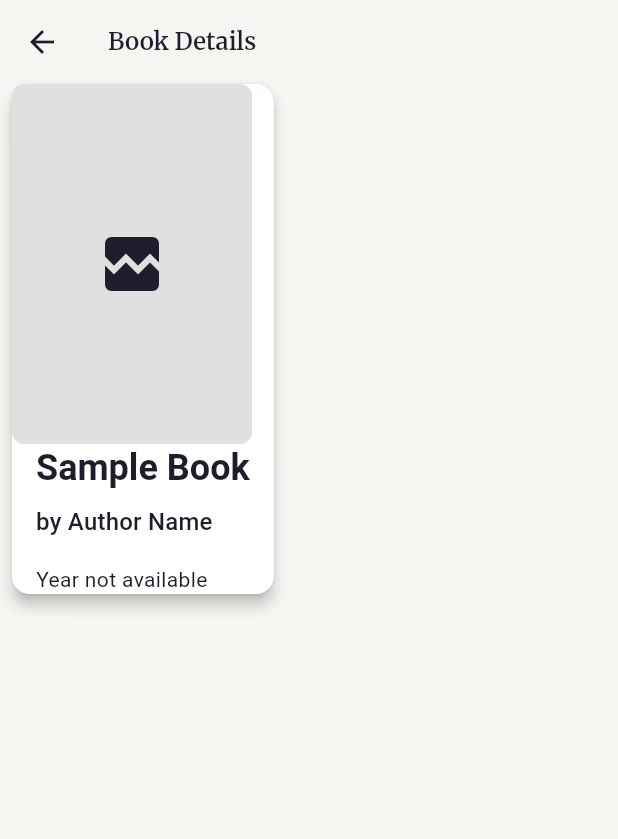
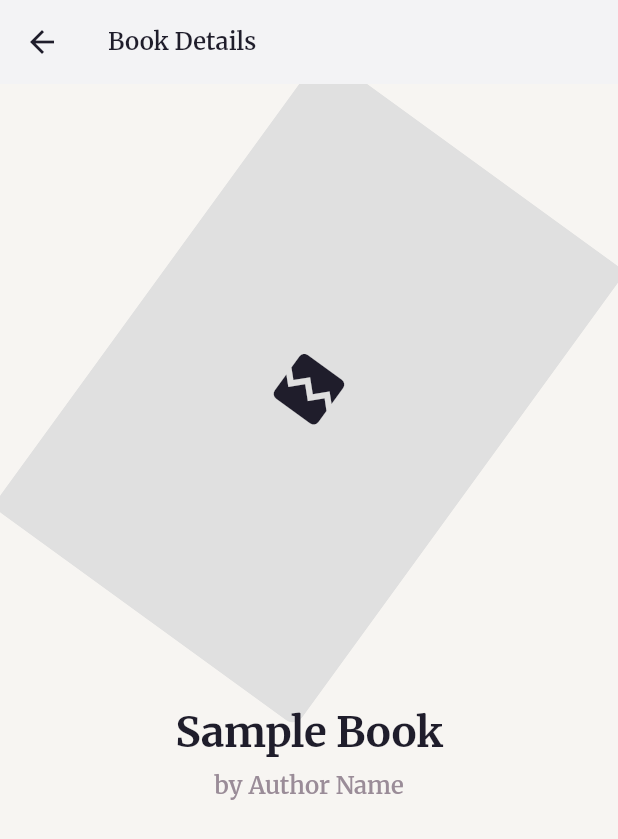
Before and after one commit to flagamail/book_finder, a Flutter app: the screen it shows after launch, after a tap on "Sample Book", on a phone screen of 412 x 824 dp. Shown: the top 839 px of the screen. Run offline on Flutter 3.47's test engine with Material 3 defaults, Android fonts, the phone set to English and light mode, and no system bars; our stand-ins replace equatable, google_fonts, shimmer; network calls fail.

Commit message:
"Refine UI theming: Adjust card elevation, enhance BookListItem visuals with theming compliance, integrate unique Hero animations, and update documentation with streamlined theming guidelines."

```diff
--- a/lib/features/details/presentation/pages/details_page.dart
+++ b/lib/features/details/presentation/pages/details_page.dart
@@ -1,5 +1,6 @@
 import 'package:book_finder/domain/entities/book.dart';
 import 'package:book_finder/features/details/presentation/widgets/animated_cover.dart';
+import 'package:book_finder/presentation/theme/app_theme.dart';
 import 'package:flutter/material.dart';
 
 class DetailsPage extends StatelessWidget {
@@ -8,16 +9,14 @@ class DetailsPage extends StatelessWidget {
 
   @override
   Widget build(BuildContext context) {
+    final theme = Theme.of(context);
     // TODO: Replace with BlocBuilder<DetailsBloc, DetailsState>
     final bool isLoading = false;
     final bool hasError = false;
 
-    return SafeArea(
-      child: Scaffold(
+    return Scaffold(
       appBar: AppBar(
         title: const Text('Book Details'),
-          elevation: 0,
-          backgroundColor: Colors.transparent,
       ),
       body: Builder(
         builder: (context) {
@@ -29,9 +28,9 @@ class DetailsPage extends StatelessWidget {
                 mainAxisAlignment: MainAxisAlignment.center,
                 children: [
                   const Icon(Icons.error_outline, color: Colors.red, size: 48),
-                    const SizedBox(height: 12),
+                  const SizedBox(height: AppTheme.spaceMd),
                   const Text('Failed to load book details.'),
-                    const SizedBox(height: 16),
+                  const SizedBox(height: AppTheme.spaceMd),
                   ElevatedButton.icon(
                     onPressed: () {
                       // TODO: Dispatch retry event
@@ -44,55 +43,45 @@ class DetailsPage extends StatelessWidget {
             );
           } else {
             return SingleChildScrollView(
-                child: Card(
-                  elevation: 4,
-                  margin: EdgeInsetsGeometry.symmetric(horizontal: 8),
-                  shape: RoundedRectangleBorder(
-                    borderRadius: BorderRadius.circular(12),
+              padding: const EdgeInsets.all(AppTheme.spaceMd),
+              child: Column(
+                crossAxisAlignment: CrossAxisAlignment.center,
+                children: [
+                  Center(
+                    child: Hero(
+                      tag: book.id, // Use unique ID for Hero tag
+                      child: AnimatedCover(
+                        imageUrl: book.coverUrl,
+                        size: 250, // Larger cover for details view
                       ),
-                  child: Column(
-                    crossAxisAlignment: CrossAxisAlignment.start,
-                    children: [
-                      AnimatedCover(imageUrl: book.coverUrl),
-
-                    /*  Hero(
-                        tag: book.title,
-                        child: AnimatedCover(imageUrl: book.coverUrl),
-                      ),*/
-                      Padding(
-                        padding: const EdgeInsets.symmetric(horizontal: 16.0),
-                        child: Column(
-                          crossAxisAlignment: CrossAxisAlignment.start,
-                          children: [
+                    ),
+                  ),
+                  const SizedBox(height: AppTheme.spaceLg),
                   Text(
                     book.title,
-                              style: Theme.of(context).textTheme.headlineSmall?.copyWith(
-                                fontWeight: FontWeight.bold,
+                    style: theme.textTheme.displayLarge,
+                    textAlign: TextAlign.center,
                   ),
-                            ),
-                            const SizedBox(height: 8),
+                  const SizedBox(height: AppTheme.spaceSm),
                   Text(
                     'by ${book.author}',
-                              style: Theme.of(context).textTheme.titleMedium,
+                    style: theme.textTheme.titleLarge?.copyWith(
+                      color: theme.colorScheme.secondary,
                     ),
-                            const SizedBox(height: 16),
+                    textAlign: TextAlign.center,
+                  ),
+                  const SizedBox(height: AppTheme.spaceMd),
+                  if (book.year != null)
                     Text(
-                              book.year != null
-                                  ? 'Published in ${book.year}'
-                                  : 'Year not available',
-                              style: Theme.of(context).textTheme.bodyMedium,
+                      'Published in ${book.year}',
+                      style: theme.textTheme.bodyLarge,
                     ),
                 ],
-                        ),
-                      ),
-                    ],
-                  ),
               ),
             );
           }
         },
       ),
-      ),
     );
   }
 }
--- a/lib/features/search/presentation/pages/search_page.dart
+++ b/lib/features/search/presentation/pages/search_page.dart
@@ -55,6 +55,7 @@ class SearchPage extends StatelessWidget {
                     itemBuilder: (context, index) {
                       final book = books[index];
                       return BookListItem(
+                        id: book.id,
                         title: book.title,
                         author: book.author,
                         coverUrl: book.coverUrl,
--- a/lib/features/search/presentation/widgets/book_list_item.dart
+++ b/lib/features/search/presentation/widgets/book_list_item.dart
@@ -1,12 +1,15 @@
 import 'package:flutter/material.dart';
 
 class BookListItem extends StatelessWidget {
+  final String id;
   final String title;
   final String author;
   final String? coverUrl;
   final VoidCallback? onTap;
+
   const BookListItem({
     super.key,
+    required this.id,
     required this.title,
     required this.author,
     this.coverUrl,
@@ -15,16 +18,46 @@ class BookListItem extends StatelessWidget {
 
   @override
   Widget build(BuildContext context) {
-    return ListTile(
-      leading: Hero(
-        tag: title,
-        child: coverUrl != null
-            ? Image.network(coverUrl!, width: 48, height: 72, fit: BoxFit.cover, errorBuilder: (_, __, ___) => const Icon(Icons.book))
-            : const Icon(Icons.book),
+    final theme = Theme.of(context);
+
+    return Card(
+      child: ListTile(
+        leading: Hero(
+          tag: id, // Use unique book ID for the Hero tag
+          child: ClipRRect(
+            borderRadius: BorderRadius.circular(8.0),
+            child: coverUrl != null
+                ? Image.network(
+                    coverUrl!,
+                    width: 64, // as per theme.md
+                    height: 96, // as per theme.md
+                    fit: BoxFit.cover,
+                    errorBuilder: (_, __, ___) => const Icon(Icons.book, size: 48),
+                  )
+                : Container(
+                    width: 64,
+                    height: 96,
+                    color: theme.colorScheme.secondary.withOpacity(0.1),
+                    child: const Icon(Icons.book, size: 48),
+                  ),
+          ),
+        ),
+        title: Text(
+          title,
+          style: theme.textTheme.titleLarge,
+          maxLines: 2,
+          overflow: TextOverflow.ellipsis,
+        ),
+        subtitle: Text(
+          author,
+          style: theme.textTheme.bodyLarge?.copyWith(
+            color: theme.colorScheme.secondary, // Muted color
+          ),
+          maxLines: 1,
+          overflow: TextOverflow.ellipsis,
+        ),
+        onTap: onTap,
       ),
-      title: Text(title, maxLines: 2, overflow: TextOverflow.ellipsis),
-      subtitle: Text(author, maxLines: 1, overflow: TextOverflow.ellipsis),
-      onTap: onTap,
     );
   }
 }
--- a/lib/presentation/theme/app_theme.dart
+++ b/lib/presentation/theme/app_theme.dart
@@ -142,7 +142,7 @@ class AppTheme {
       ),
       cardTheme: CardThemeData(
         color: colorScheme.surface,
-        elevation: 4,
+        elevation: 1,
         shape: RoundedRectangleBorder(
           borderRadius: BorderRadius.circular(radiusCard),
         ),
@@ -247,7 +247,7 @@ class AppTheme {
       ),
       cardTheme: CardThemeData(
         color: colorScheme.surface,
-        elevation: 4,
+        elevation: 1,
         shape: RoundedRectangleBorder(
           borderRadius: BorderRadius.circular(radiusCard),
         ),
```
Also changed, not shown: 2 other files. Lines whose indentation alone changed are shown as unchanged.
